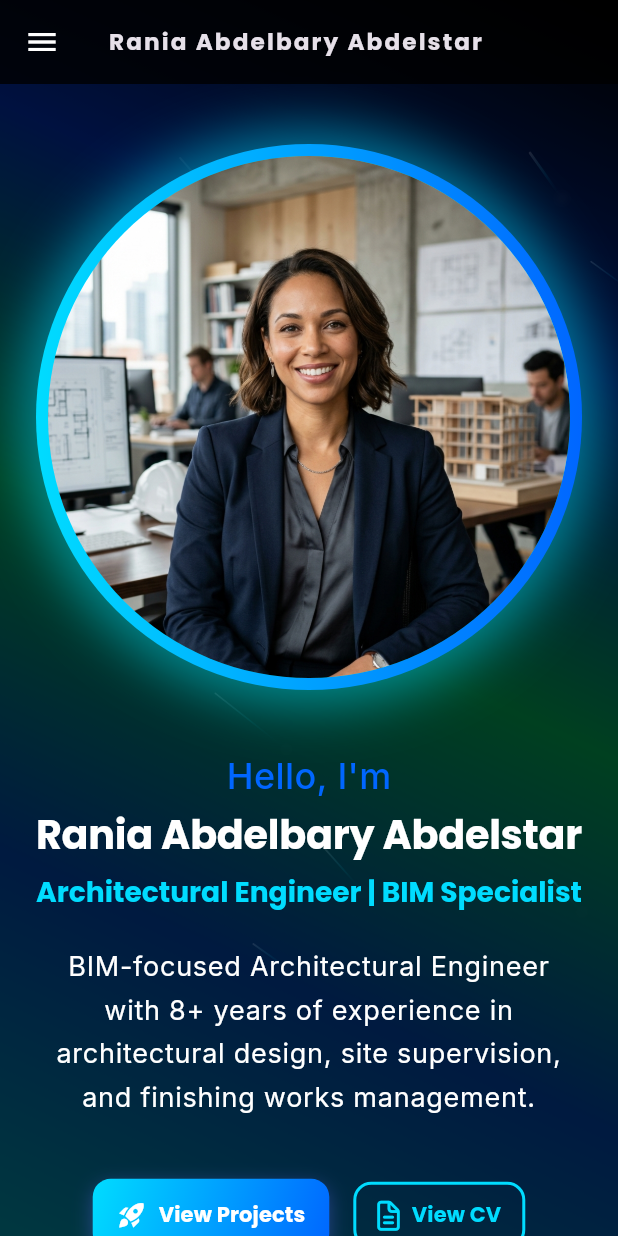
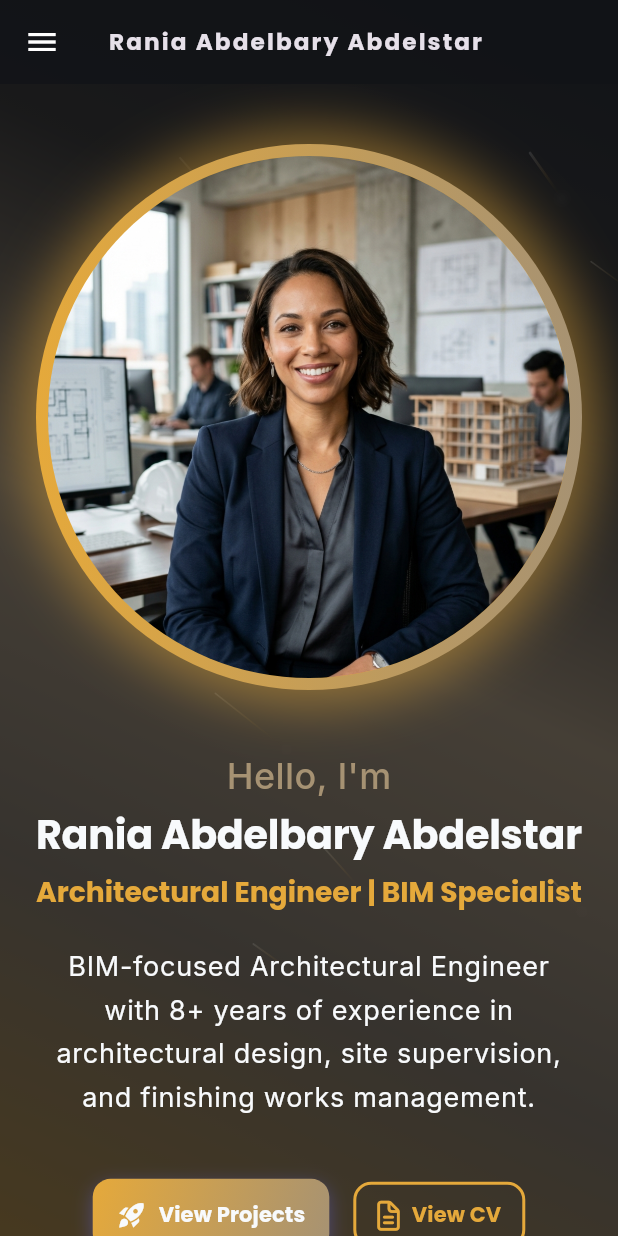
Before and after one commit to MohamedRefky/Rania_Portfolio, a Flutter app: the screen it shows after launch, on a phone screen of 412 x 824 dp. Run offline on Flutter 3.47's test engine with Material 3 defaults, Android fonts, the phone set to English and light mode, and no system bars; drawn by our look-alikes of animated_text_kit, flutter_animate; our stand-ins replace font_awesome_flutter, google_fonts, responsive_framework; missing offline and left inert: dart:js_interop.

Commit message:
Apply premium Gold, Slate & Concrete theme colors to app and web splash

```diff
--- a/lib/core/theme/app_colors.dart
+++ b/lib/core/theme/app_colors.dart
@@ -2,19 +2,19 @@ import 'package:flutter/material.dart';
 
 class AppColors {
   // Backgrounds
-  static const Color background = Color(0xFF000000);      // Pure Black
-  static const Color cardBackground = Color(0xFF0E0E10);  // Deep Charcoal
+  static const Color background = Color(0xFF111317);      // Obsidian Slate / Deep Charcoal
+  static const Color cardBackground = Color(0xFF1C1F26);  // Anthracite Concrete Grey
 
   // Accents
-  static const Color primary = Color(0xFF00DCFF);         // Electric Cyan
-  static const Color secondary = Color(0xFF0066FF);       // Tech Blue
-  static const Color accent = Color(0xFF00FF7F);          // Spring Green
+  static const Color primary = Color(0xFFE5A93B);         // Warm Brushed Gold
+  static const Color secondary = Color(0xFFA69273);       // Stone Taupe
+  static const Color accent = Color(0xFFE2C293);          // Champagne Gold
 
   // Extra gradient color
-  static const Color gradientElement = Color(0xFF0044FF);  // Deep Highlight Blue
+  static const Color gradientElement = Color(0xFF332D24);  // Warm Bronze Shadow
 
   // Text
-  static const Color textPrimary = Color(0xFFFFFFFF);     // Pure White
+  static const Color textPrimary = Color(0xFFF8FAFC);     // Off-White / Crisp Slate
   static const Color textSecondary = Color(0xFF94A3B8);   // Slate Base 400
 
   // Primary Gradient
```
Also changed, not shown: 1 other file.
